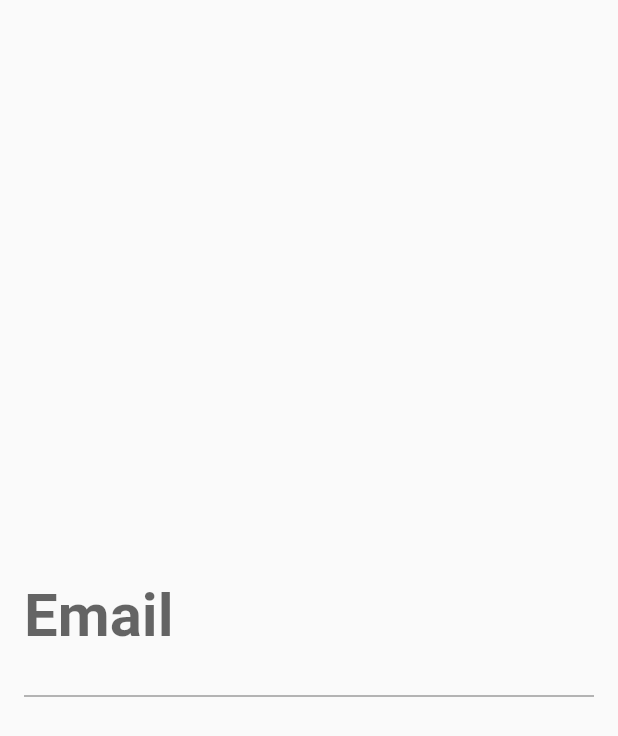
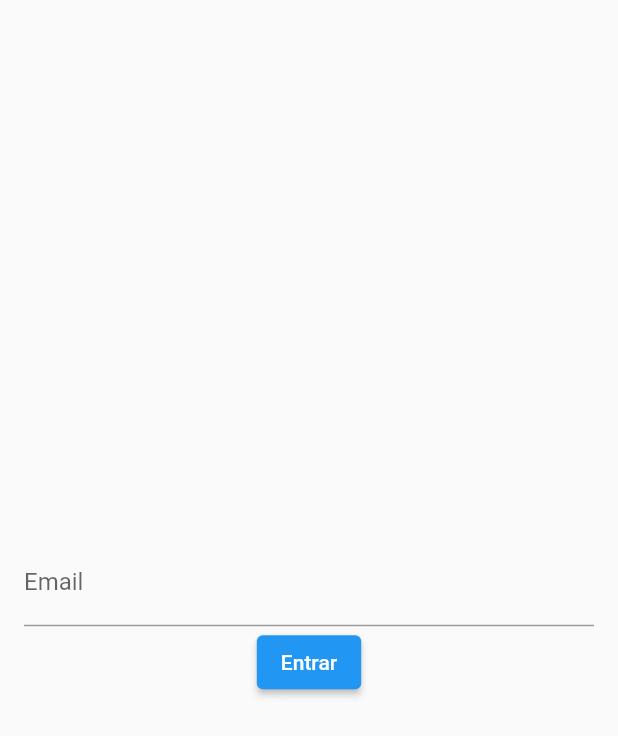
Before and after one commit to jamessonfaria/flutter-todo_list, a Flutter app: the screen it shows after launch, on a phone screen of 412 x 824 dp. Shown: the top 736 px of the screen. Run offline on Flutter 3.47's test engine with Material 2 defaults, Android fonts, the phone set to English and light mode, and no system bars.

Commit message:
Utilizando controladores de inputs

```diff
--- a/lib/pages/todo_list_page.dart
+++ b/lib/pages/todo_list_page.dart
@@ -1,7 +1,9 @@
 import 'package:flutter/material.dart';
 
 class TodoListPage extends StatelessWidget {
-  const TodoListPage({Key? key}) : super(key: key);
+  TodoListPage({Key? key}) : super(key: key);
+
+  final TextEditingController emailController = TextEditingController();
 
   @override
   Widget build(BuildContext context) {
@@ -9,30 +11,31 @@
       body: Center(
         child: Padding(
           padding: EdgeInsets.symmetric(horizontal: 16),
-          child: TextField(
-            decoration: InputDecoration(
-              labelText: "Email",
-              hintText: "exemplo@exemplo.com",
-              //border: OutlineInputBorder(),
-              //border: InputBorder.none,
-              //errorText: "Campo obrigatório",
-              prefixText: 'R\$ ',
-              suffixText: 'cm',
-              labelStyle: TextStyle(
-                fontSize: 40,
+          child: Column(
+            mainAxisSize: MainAxisSize.min,
+            children: [
+              TextField(
+                controller: emailController,
+                decoration: InputDecoration(
+                  labelText: "Email",
+                ),
               ),
-            ),
-            //obscureText: true,
-            //obscuringCharacter: "X",
-            keyboardType: TextInputType.emailAddress,
-            style: TextStyle(
-              fontSize: 40,
-              fontWeight: FontWeight.w700,
-              color: Colors.pink,
-            ),
+              ElevatedButton(
+                onPressed: login,
+                child: Text("Entrar"),
+              )
+            ],
           ),
         ),
       ),
     );
   }
+
+  void login() {
+    String text = emailController.text;
+    print(text);
+    emailController.clear();
+    emailController.text = "xxx --- xxx";
+  }
+
 }
```
